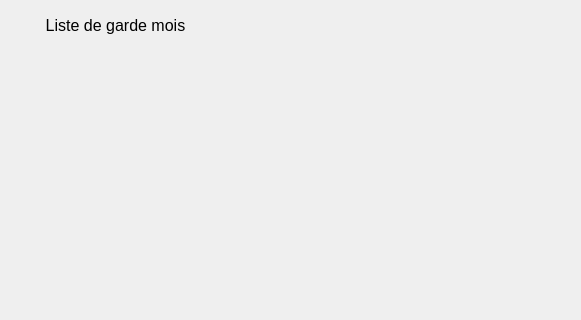
Before: the Qt Designer form ui/guard_urgence.ui in otmanLAHRECHE/EPSP_Garde_Project, drawn with Qt 5; both pictures show x 0 to 581 and y 0 to 320 of the 800 by 600 pixel window.
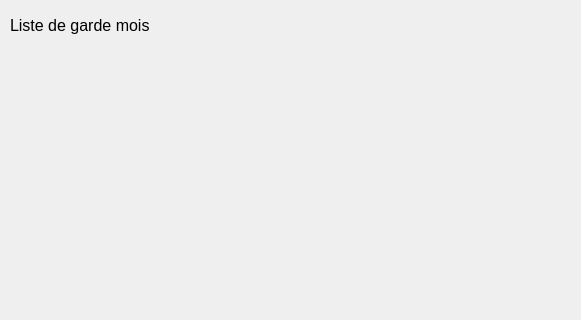
After: the same form once the commit is applied.

```diff
--- a/ui/guard_urgence.ui
+++ b/ui/guard_urgence.ui
@@ -35,9 +35,9 @@
    <widget class="QLabel" name="label">
     <property name="geometry">
      <rect>
-      <x>0</x>
+      <x>10</x>
       <y>10</y>
-      <width>231</width>
+      <width>411</width>
       <height>31</height>
      </rect>
     </property>
@@ -50,7 +50,7 @@
      <string>Liste de garde mois</string>
     </property>
     <property name="alignment">
-     <set>Qt::AlignCenter</set>
+     <set>Qt::AlignLeading|Qt::AlignLeft|Qt::AlignVCenter</set>
     </property>
    </widget>
   </widget>
```
